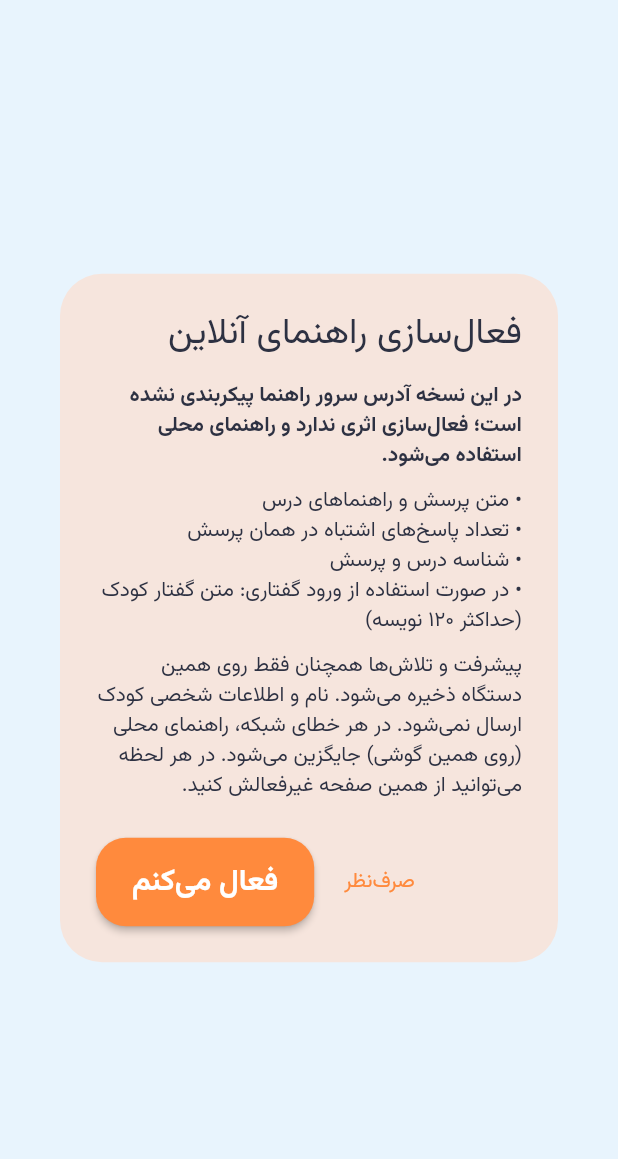
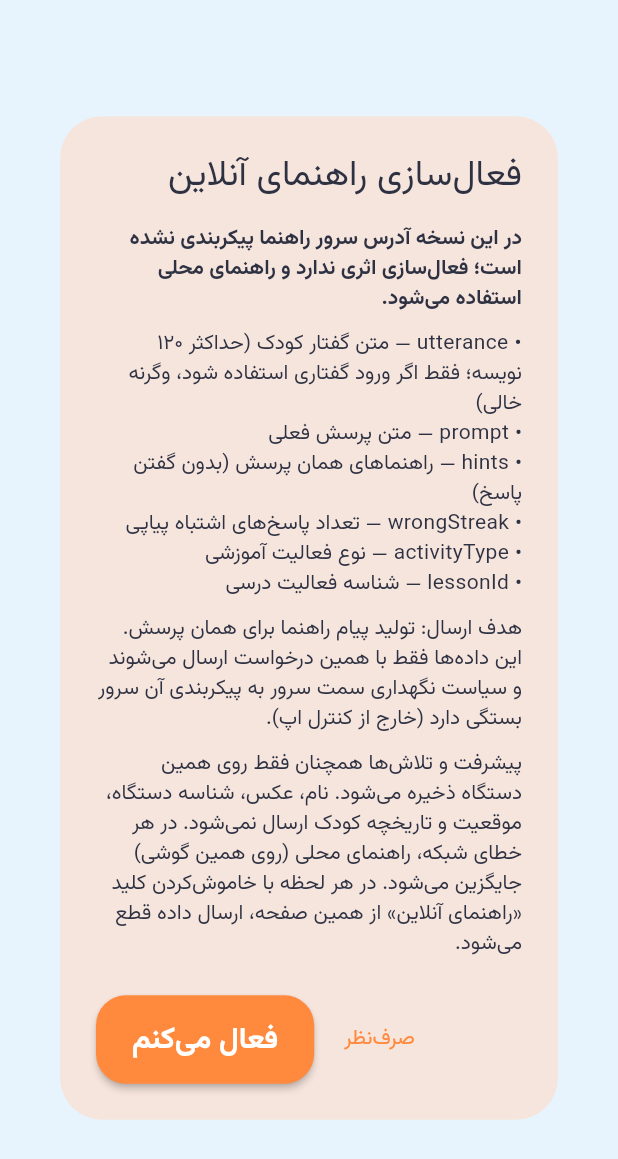
Before and after one commit to aresmaeily2/RIAZI-YAR, a Flutter app: the _OnlineGuideConsentDialog widget shown alone on an empty page, opened directly, on a phone screen of 412 x 824 dp. Shown: the top 1159 px of the screen. Run offline on Flutter 3.47's test engine with Material 3 defaults, Android fonts, the light colour scheme and no system bars; our stand-ins replace flutter_tts, sqflite; accounts and stored records are empty.

Commit message:
fix(privacy): align consent texts with actual payload (P1-5)
- PrivacyTexts.onlineGuidePayloadFields = single source for the exact six
  JSON fields (utterance, prompt, hints, wrongStreak, activityType, lessonId)
- consent dialog: purpose, recipient, server-side retention caveat,
  explicit off-switch; fixed 'شناسه درس و پرسش' claim (questionId NOT sent)
- storageNoticeOnline/aboutPrivacyBlock aligned with the same six fields

```diff
--- a/lib/main.dart
+++ b/lib/main.dart
@@ -341,6 +341,10 @@ class _ParentDashboardBuilderState extends State<_ParentDashboardBuilder> {
 ///
 /// مقصد (آدرس سرور پیکربندی‌شده) و نوع داده ارسالی صریحاً توضیح داده
 /// می‌شود؛ فعال‌سازی تنها با دکمه «فعال می‌کنم» انجام می‌شود.
+///
+/// ممیزی ۱.۰.۳ (دستورکار P1-۵): فهرست داده‌ها دقیقاً با payload واقعی
+/// (شش فیلد JSON در ai_guide_http.dart) هماهنگ شد و هدف ارسال،
+/// دریافت‌کننده، وضعیت نگهداری و روش خاموش‌کردن صریح ذکر می‌شود.
 class _OnlineGuideConsentDialog extends StatelessWidget {
   final String? endpointHost;
 
@@ -359,24 +363,34 @@ class _OnlineGuideConsentDialog extends StatelessWidget {
               endpointHost == null
                   ? 'در این نسخه آدرس سرور راهنما پیکربندی نشده است؛ '
                       'فعال‌سازی اثری ندارد و راهنمای محلی استفاده می‌شود.'
-                  : 'با فعال‌سازی، هنگام درخواست راهنما توسط کودک، این داده‌ها '
-                      'به سرور «$endpointHost» ارسال می‌شود:',
+                  : 'با فعال‌سازی، هنگام درخواست راهنما توسط کودک، داده‌های '
+                      'زیر به سرور «$endpointHost» (تنها دریافت‌کننده) '
+                      'ارسال می‌شود:',
               style: const TextStyle(fontWeight: FontWeight.w700),
             ),
             const SizedBox(height: 10),
             const Text(
-              '• متن پرسش و راهنماهای درس\n'
-              '• تعداد پاسخ‌های اشتباه در همان پرسش\n'
-              '• شناسه درس و پرسش\n'
-              '• در صورت استفاده از ورود گفتاری: متن گفتار کودک '
-              '(حداکثر ۱۲۰ نویسه)',
+              '• utterance — متن گفتار کودک (حداکثر ۱۲۰ نویسه؛ فقط اگر '
+                  'ورود گفتاری استفاده شود، وگرنه خالی)\n'
+                  '• prompt — متن پرسش فعلی\n'
+                  '• hints — راهنماهای همان پرسش (بدون گفتن پاسخ)\n'
+                  '• wrongStreak — تعداد پاسخ‌های اشتباه پیاپی\n'
+                  '• activityType — نوع فعالیت آموزشی\n'
+                  '• lessonId — شناسه فعالیت درسی',
+            ),
+            const SizedBox(height: 10),
+            const Text(
+              'هدف ارسال: تولید پیام راهنما برای همان پرسش. این داده‌ها '
+              'فقط با همین درخواست ارسال می‌شوند و سیاست نگهداری سمت سرور '
+              'به پیکربندی آن سرور بستگی دارد (خارج از کنترل اپ).',
             ),
             const SizedBox(height: 10),
             const Text(
               'پیشرفت و تلاش‌ها همچنان فقط روی همین دستگاه ذخیره می‌شود. '
-              'نام و اطلاعات شخصی کودک ارسال نمی‌شود. در هر خطای شبکه، '
-              'راهنمای محلی (روی همین گوشی) جایگزین می‌شود. در هر لحظه '
-              'می‌توانید از همین صفحه غیرفعالش کنید.',
+              'نام، عکس، شناسه دستگاه، موقعیت و تاریخچه کودک ارسال '
+              'نمی‌شود. در هر خطای شبکه، راهنمای محلی (روی همین گوشی) '
+              'جایگزین می‌شود. در هر لحظه با خاموش‌کردن کلید «راهنمای '
+              'آنلاین» از همین صفحه، ارسال داده قطع می‌شود.',
             ),
           ],
         ),
--- a/lib/ui/privacy_texts.dart
+++ b/lib/ui/privacy_texts.dart
@@ -11,7 +11,40 @@
 ///  • در حالت آنلاین، مقصد و نوع داده ارسالی صریحاً توضیح داده می‌شود.
 ///  • فعال‌سازی آنلاین تنها با اقدام آگاهانه والد (دیالوگ رضایت) انجام
 ///    می‌شود — در main.dart.
+///
+/// ممیزی ۱.۰.۳ (دستورکار P1-۵): متن‌ها دقیقاً با payload واقعی درخواست
+/// راهنما (lib/core/guide/ai_guide_http.dart) هماهنگ شدند. فیلدهای دقیق
+/// JSON ارسالی و هیچ چیز بیشتر:
+///   utterance، prompt، hints، wrongStreak، activityType، lessonId
+///  • هدف ارسال: تولید پیام راهنما برای همان پرسش
+///  • دریافت‌کننده: فقط سروری که والد پیکربندی کرده است
+///  • نگهداری: سیاست نگهداری سمت سرور خارج از کنترل اپ است و صادقانه
+///    همین گفته می‌شود؛ اپ هیچ داده اضافی (نام، شناسه دستگاه، تاریخچه،
+///    موقعیت) ارسال نمی‌کند.
+///  • خاموش‌کردن: کلید «راهنمای آنلاین» در صفحه والدین — با خاموشی هیچ
+///    درخواستی ارسال نمی‌شود و داده‌ها محلی می‌مانند.
 class PrivacyTexts {
+  /// فیلدهای دقیق payload راهنمای آنلاین — منبع واحد برای دیالوگ رضایت
+  /// و متن‌ها (ممیزی ۱.۰.۳). با jsonEncode در ai_guide_http.dart یکی است.
+  static const onlineGuidePayloadFields = <String, String>{
+    'utterance':
+        'متن گفتار کودک حداکثر ۱۲۰ نویسه — فقط اگر ورود گفتاری استفاده شود؛ در غیر این صورت رشته خالی',
+    'prompt': 'متن پرسش فعلی',
+    'hints': 'فهرست راهنماهای همان پرسش (بدون گفتن پاسخ)',
+    'wrongStreak': 'تعداد پاسخ‌های اشتباه پیاپی کودک در همان پرسش',
+    'activityType': 'نوع فعالیت آموزشی (مثل countAndChoose یا matchCount)',
+    'lessonId': 'شناسه فعالیت درسی که پرسش از آن است',
+  };
+
+  /// فهرست متنی فیلدها برای نمایش در دیالوگ/متن‌ها.
+  static String get onlineGuidePayloadList {
+    final lines = <String>[];
+    onlineGuidePayloadFields.forEach((key, desc) {
+      lines.add('• $key — $desc');
+    });
+    return lines.join('\n');
+  }
+
   /// پیام ذخیره‌سازی در حالت پیش‌فرض (راهنمای آنلاین خاموش).
   static const storageNoticeLocal =
       'ذخیره‌سازی داده‌ها (وضعیت فعلی: محلی): همه تلاش‌ها و پیشرفت‌ها فقط '
@@ -19,30 +52,40 @@ class PrivacyTexts {
       'ارسال نمی‌شود. اگر «راهنمای آنلاین» را روشن کنید، این وضعیت تغییر '
       'می‌کند و توضیح کامل آن پیش از فعال‌سازی نمایش داده می‌شود.';
 
-  /// پیام ذخیره‌سازی در حالت راهنمای آنلاین روشن.
+  /// پیام ذخیره‌سازی در حالت راهنمای آنلاین روشن (ممیزی ۱.۰.۳ — هماهنگ
+  /// با payload واقعی: فقط شش فیلد اعلام‌شده ارسال می‌شود).
   static const storageNoticeOnline =
       'ذخیره‌سازی داده‌ها (وضعیت فعلی: راهنمای آنلاین روشن است): پیشرفت و '
-      'تلاش‌ها همچنان روی همین دستگاه ذخیره می‌شوند؛ اما هنگام درخواست '
-      'راهنما، این داده‌ها به سرور راهنمای پیکربندی‌شده ارسال می‌شود: '
-      'متن پرسش، راهنماهای درس، تعداد اشتباه‌ها، شناسه درس/پرسش و در '
-      'صورت استفاده از ورود گفتاری، متن گفتار کودک (حداکثر ۱۲۰ نویسه). '
-      'نام و اطلاعات شخصی کودک ارسال نمی‌شود.';
+      'تلاش‌ها همچنان فقط روی همین دستگاه ذخیره می‌شوند؛ اما هنگام درخواست '
+      'راهنما، فقط این شش فیلد به سروری که والد پیکربندی کرده ارسال '
+      'می‌شود: utterance (متن گفتار کودک حداکثر ۱۲۰ نویسه، در صورت استفاده '
+      'از ورود گفتاری)، prompt (متن پرسش)، hints (راهنماهای پرسش)، '
+      'wrongStreak (تعداد اشتباه پیاپی)، activityType (نوع فعالیت) و '
+      'lessonId (شناسه فعالیت درسی). هدف، تولید پیام راهنما برای همان '
+      'پرسش است. نام، عکس، شناسه دستگاه، موقعیت و تاریخچه کودک ارسال '
+      'نمی‌شود. سیاست نگهداری داده سمت سرور به پیکربندی آن سرور بستگی '
+      'دارد و در کنترل این اپ نیست. با خاموش‌کردن «راهنمای آنلاین» در '
+      'صفحه والدین، هیچ داده‌ای دیگر ارسال نمی‌شود.';
 
   /// انتخاب متن ذخیره‌سازی بر اساس وضعیت واقعی راهنمای آنلاین.
   /// (ممیزی ۱.۰.۲ — نقطه تصمیم واحد و تست‌پذیر)
   static String storageNoticeFor(bool onlineGuideEnabled) =>
       onlineGuideEnabled ? storageNoticeOnline : storageNoticeLocal;
 
-  /// توضیح کوتاه برای کارت «درباره» در تنظیمات.
+  /// توضیح کوتاه برای کارت «درباره» در تنظیمات (ممیزی ۱.۰.۳ — هماهنگ با
+  /// payload واقعی).
   static const aboutPrivacyBlock =
       '• پیش‌فرض این اپ کاملاً محلی است: همه تلاش‌ها و پیشرفت‌ها فقط روی '
       'همین گوشی ذخیره می‌شوند و هیچ داده‌ای ارسال نمی‌شود.\n'
       '• هیچ اطلاعات شخصی از کودک گرفته نمی‌شود و ثبت‌نامی وجود ندارد.\n'
       '• راهنمای آموزشی به‌صورت محلی (روی همین گوشی) کار می‌کند.\n'
       '• استثنا: اگر والد «راهنمای آنلاین» را در بخش والدین آگاهانه و با '
-      'تأیید صریح فعال کند، هنگام درخواست راهنما، متن پرسش، راهنماهای '
-      'درس، تعداد اشتباه‌ها و شناسه پرسش به سرور پیکربندی‌شده ارسال '
-      'می‌شود (توضیح کامل پیش از فعال‌سازی نمایش داده می‌شود). در این '
-      'نسخه آدرس سرور به‌صورت پیش‌فرض در اپ تعبیه نشده است.\n'
+      'تأیید صریح فعال کند، هنگام درخواست راهنما فقط این شش فیلد به '
+      'سرور پیکربندی‌شده ارسال می‌شود: utterance، prompt، hints، '
+      'wrongStreak، activityType، lessonId (هدف: تولید پیام راهنما برای '
+      'همان پرسش). داده اضافی، نام یا اطلاعات شخصی کودک ارسال نمی‌شود؛ '
+      'توضیح کامل و آدرس سرور پیش از فعال‌سازی نمایش داده می‌شود و با '
+      'خاموش‌کردن همان کلید، ارسال داده قطع می‌شود. در این نسخه آدرس '
+      'سرور به‌صورت پیش‌فرض در اپ تعبیه نشده است.\n'
       '• پیشرفت و تاریخچه تلاش‌ها همیشه فقط روی همین گوشی می‌ماند.';
 }
```
